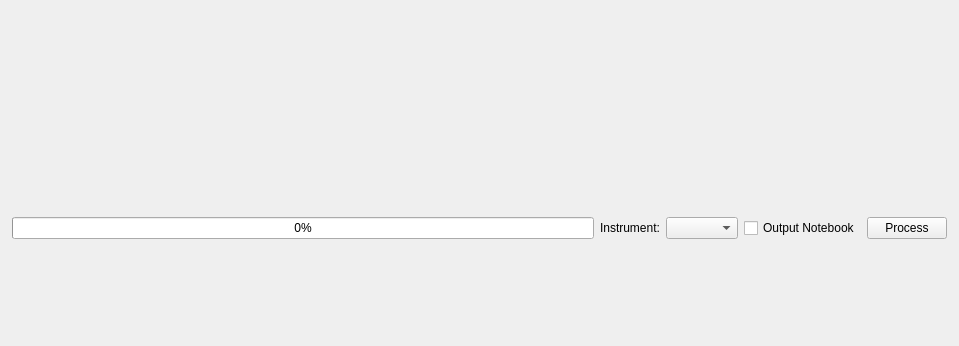
Qt form qt/scientific_interfaces/ISISReflectometry/BatchView.ui (mantidproject/mantid) before a commit.
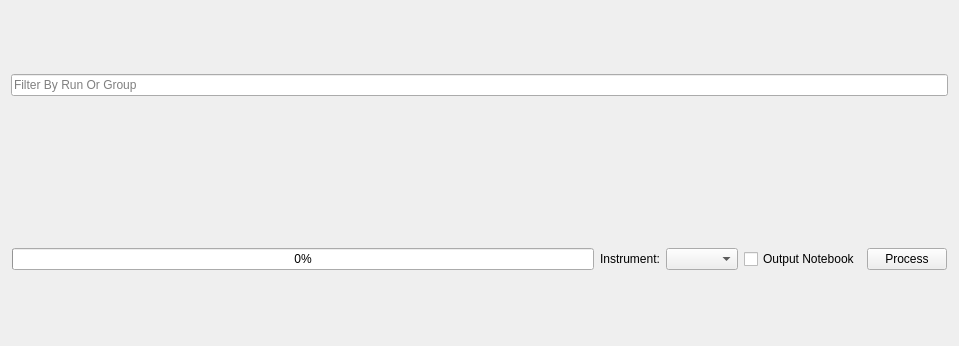
The same form after that commit. Icons and pictures are not drawn.

```diff
--- a/qt/scientific_interfaces/ISISReflectometry/BatchView.ui
+++ b/qt/scientific_interfaces/ISISReflectometry/BatchView.ui
@@ -11,6 +11,13 @@
    </rect>
   </property>
   <layout class="QVBoxLayout" name="mainLayout">
+   <item>
+    <widget class="QLineEdit" name="filterBox">
+     <property name="placeholderText">
+      <string>Filter By Run Or Group</string>
+     </property>
+    </widget>
+   </item>
    <item>
     <widget class="QToolBar" name="toolBar">
      <property name="styleSheet">
```
